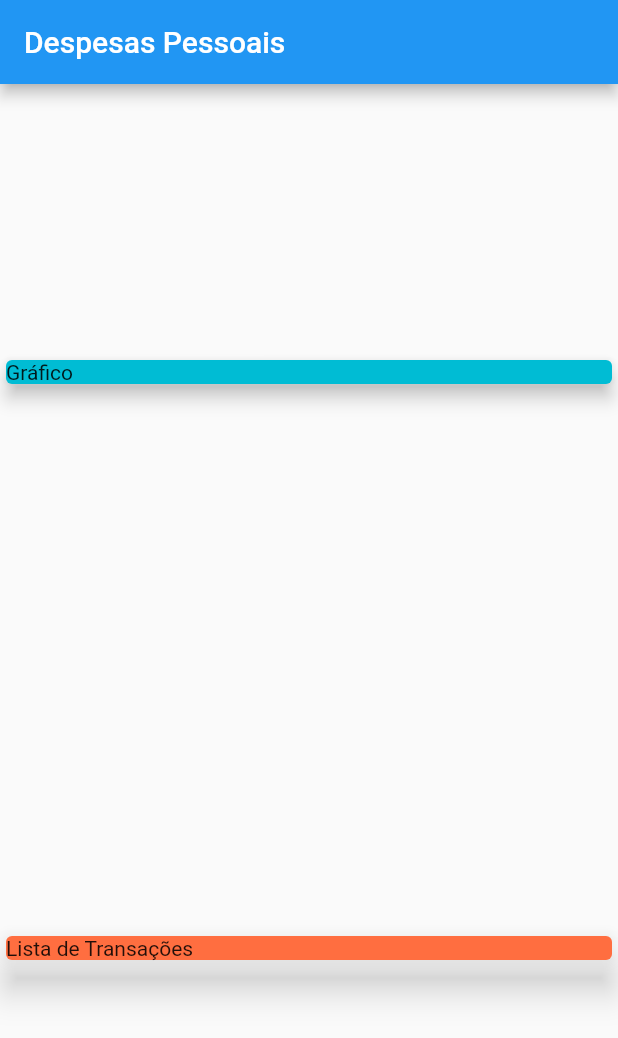
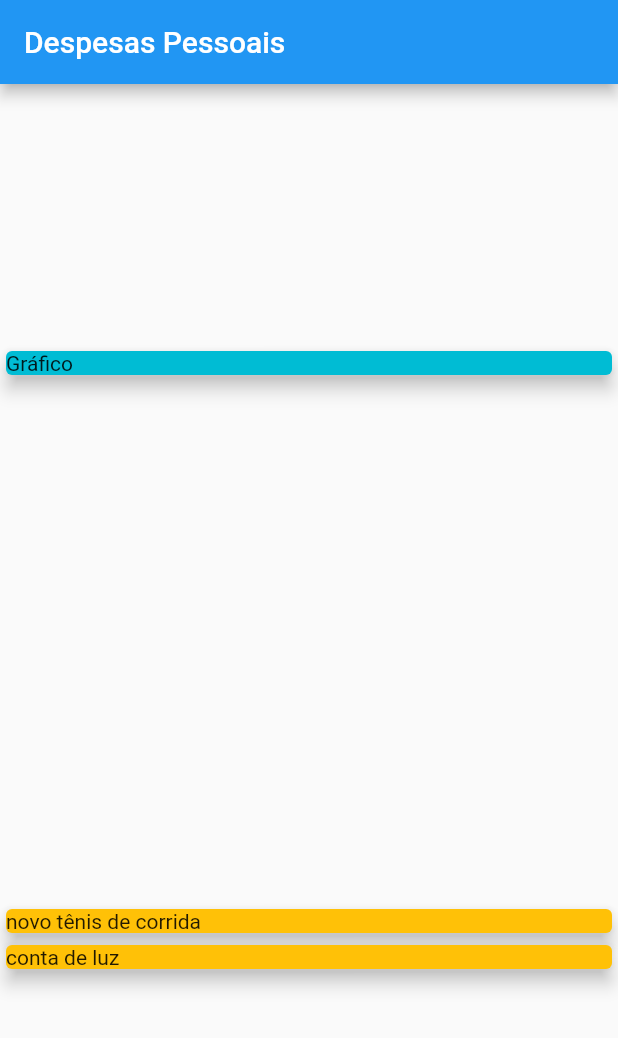
Before and after one commit to ajoluam/expenses, a Flutter app: the screen it shows after launch, on a phone screen of 412 x 824 dp. Shown: the top 1038 px of the screen. Run offline on Flutter 3.47's test engine with Material 2 defaults, Android fonts, the phone set to English and light mode, and no system bars.

Commit message:
Aula 88 Mapear dados para Widets

```diff
--- a/lib/main.dart
+++ b/lib/main.dart
@@ -45,10 +45,16 @@ class MyHomePage extends StatelessWidget {
               elevation: 5,
             ),
           ),
-          Card(
-            child: Text('Lista de Transações'),
-            color: Colors.deepOrangeAccent,
-            elevation: 10,
+          Column(
+            mainAxisAlignment: MainAxisAlignment.spaceAround,
+            crossAxisAlignment: CrossAxisAlignment.stretch,
+            children: _transactions.map((tr) {
+              return Card(
+                child: Text(tr.title),
+                color: Colors.amber,
+                elevation: 5,
+              );
+            }).toList(),
           )
         ],
       ),
```
Also changed, not shown: 1 other file.
